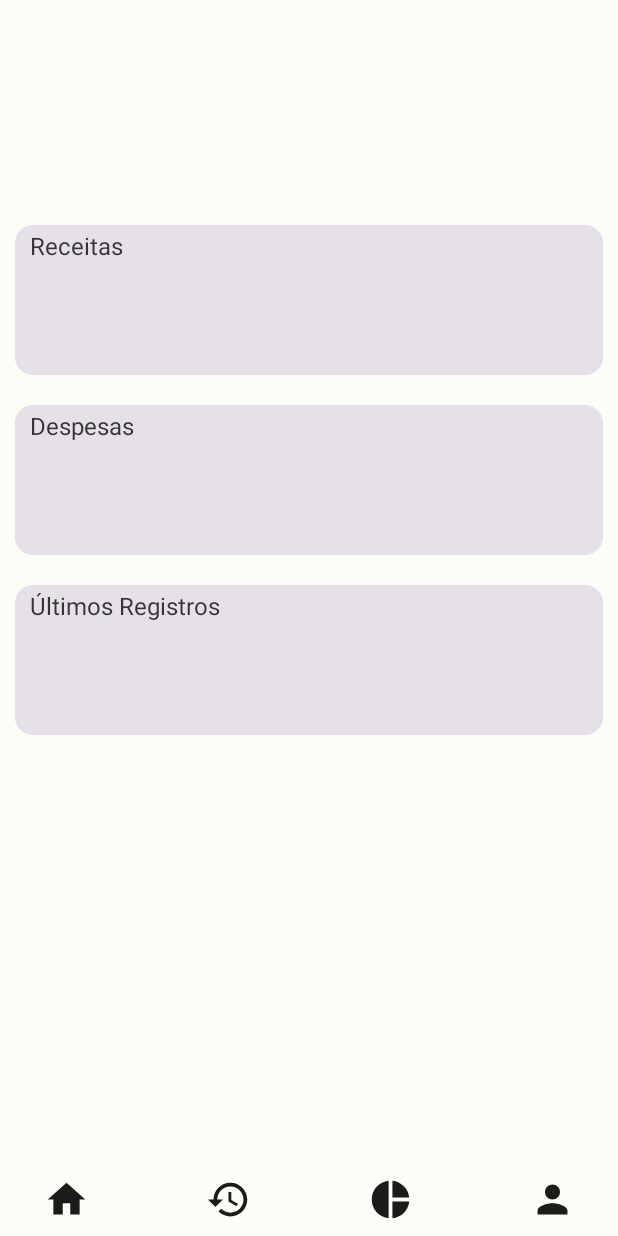
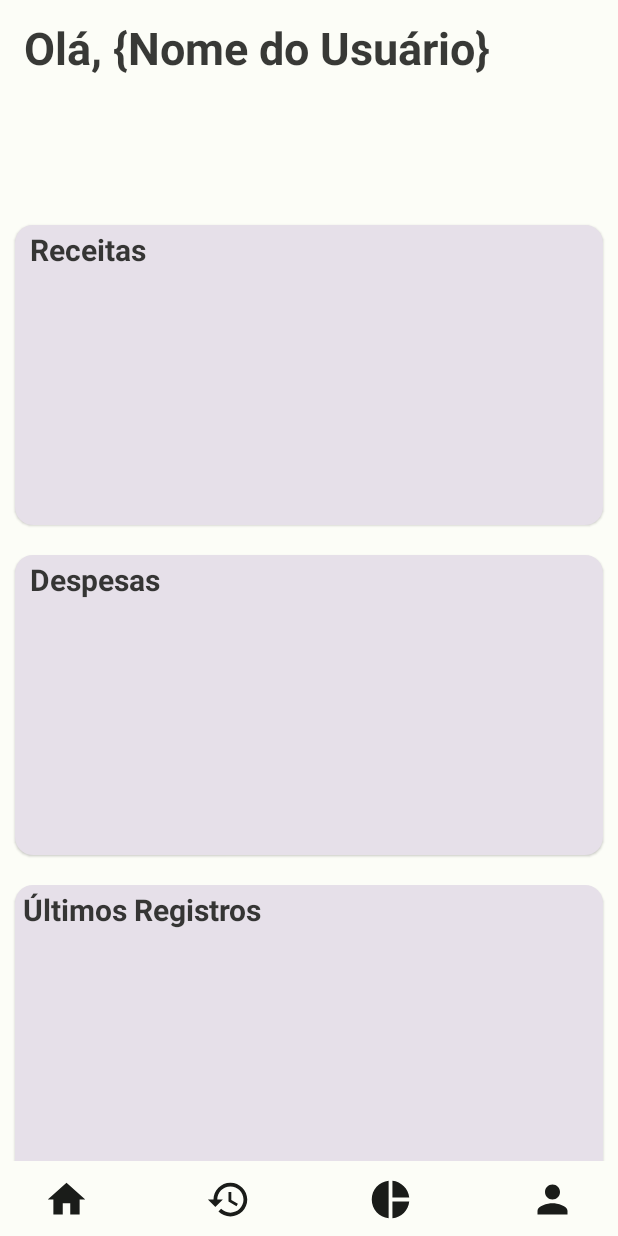
Before and after one commit to danpnx/percapita-app, an Android app built with Jetpack Compose: the screen it shows after launch (MainActivity), on a phone screen of 412 x 824 dp. Run offline under Robolectric (Android 15) with nearby library versions, the phone set to English and light mode, and no system bars.

Commit message:
Alteração de Configurações na Home Screen

```diff
--- a/androidApp/src/main/java/br/com/percapita/android/screens/home/HomeScreen.kt
+++ b/androidApp/src/main/java/br/com/percapita/android/screens/home/HomeScreen.kt
@@ -1,11 +1,7 @@
 package br.com.percapita.android.screens.home
 
-import android.os.Build
-import androidx.annotation.RequiresApi
-import androidx.compose.foundation.background
-import androidx.compose.foundation.layout.fillMaxWidth
-import androidx.compose.foundation.layout.height
-import androidx.compose.foundation.layout.padding
+
+import androidx.compose.foundation.layout.*
 import androidx.compose.foundation.lazy.LazyColumn
 import androidx.compose.material.Scaffold
 import androidx.compose.material.Text
@@ -13,26 +9,44 @@ import androidx.compose.material.rememberScaffoldState
 import androidx.compose.material3.Card
 import androidx.compose.material3.CardDefaults
 import androidx.compose.runtime.Composable
+import androidx.compose.ui.Alignment
 import androidx.compose.ui.Modifier
+import androidx.compose.ui.text.font.FontWeight
+import androidx.compose.ui.text.style.TextAlign
 import androidx.compose.ui.tooling.preview.Preview
 import androidx.compose.ui.unit.dp
+import androidx.compose.ui.unit.sp
 import br.com.percapita.android.MyApplicationTheme
 import br.com.percapita.android.components.BottomBar
 import br.com.percapita.android.components.TransactionCard
 import br.com.percapita.android.util.Lists.transactionList
 
-@RequiresApi(Build.VERSION_CODES.O)
 @Composable
 fun HomeScreen(isSystemDarkTheme: Boolean) {
     MyApplicationTheme(darkTheme = isSystemDarkTheme) {
         Scaffold(
             bottomBar = { BottomBar() },
             scaffoldState = rememberScaffoldState()
+        )
+        {
+            Column(
+                verticalArrangement = Arrangement.Top,
+                horizontalAlignment = Alignment.CenterHorizontally,
+                modifier = Modifier.padding(horizontal = 16.dp, vertical = 15.dp)
             ) {
+                Text(
+                    text = "Olá, {Nome do Usuário}",
+                    fontSize = 30.sp,
+                    textAlign = TextAlign.Start,
+                    fontWeight = FontWeight.Bold,
+                    modifier = Modifier.fillMaxWidth(1.3f)
+                )
+            }
             LazyColumn(
                 modifier = Modifier
                     .padding(it)
-                    .padding(horizontal = 10.dp)
+                    .padding(horizontal = 10.dp),
+
                 ) {
                 item {
                     Card(
@@ -40,13 +54,14 @@ fun HomeScreen(isSystemDarkTheme: Boolean) {
                         elevation = CardDefaults.cardElevation(1.dp),
                         modifier = Modifier
                             .padding(top = 150.dp)
-                            .height(100.dp)
+                            .height(200.dp)
                             .fillMaxWidth()
                     ) {
                         Text(
                             text = "Receitas",
-                            Modifier.padding(start = 10.dp, top = 5.dp)
-
+                            Modifier.padding(start = 10.dp, top = 5.dp),
+                            fontWeight = FontWeight.Bold,
+                            fontSize = 20.sp
                         )
                     }
                     Card(
@@ -54,13 +69,15 @@ fun HomeScreen(isSystemDarkTheme: Boolean) {
                         elevation = CardDefaults.cardElevation(1.dp),
                         modifier = Modifier
                             .padding(top = 20.dp)
-                            .height(100.dp)
+                            .height(200.dp)
                             .fillMaxWidth(),
                         //    colors = CardDefaults.cardColors(Green)
                     ) {
                         Text(
                             text = "Despesas",
-                            Modifier.padding(start = 10.dp, top = 5.dp)
+                            Modifier.padding(start = 10.dp, top = 5.dp),
+                            fontWeight = FontWeight . Bold,
+                            fontSize = 20.sp
                         )
                     }
                     Card(
@@ -68,12 +85,14 @@ fun HomeScreen(isSystemDarkTheme: Boolean) {
                         elevation = CardDefaults.cardElevation(1.dp),
                         modifier = Modifier
                             .padding(top = 20.dp)
-                            .height(100.dp)
+                            .height(200.dp)
                             .fillMaxWidth()
                     ) {
                         Text(
                             text = "Últimos Registros",
-                            Modifier.padding(start = 10.dp, top = 5.dp)
+                            Modifier.padding(start = 5.dp, top = 5.dp),
+                            fontWeight = FontWeight.Bold,
+                            fontSize = 20.sp
                         )
                     }
                 }
```
Lines whose indentation alone changed are shown as unchanged.
